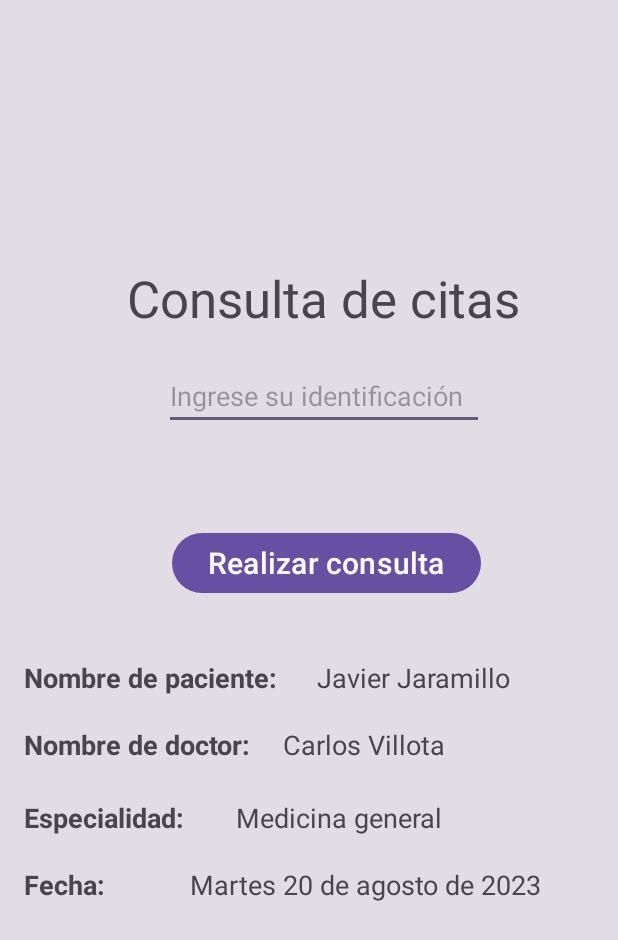
After one commit to J4VJ4R/grupo_10_semana_7, an Android app: the ConsultActivity screen opened directly, with no data from a screen before it, on a phone screen of 412 x 824 dp. The commit adds this screen. Shown: the top 940 px of the screen. Run offline under Robolectric (Android 15) with nearby library versions, the phone set to English and light mode, and no system bars.

Commit message:
Actualización Pantalla principal y enlaces

```diff
--- a/app/src/main/AndroidManifest.xml
+++ b/app/src/main/AndroidManifest.xml
@@ -1,6 +1,8 @@
 <?xml version="1.0" encoding="utf-8"?>
 <manifest xmlns:android="http://schemas.android.com/apk/res/android"
     xmlns:tools="http://schemas.android.com/tools">
+    <uses-permission android:name="android.permission.INTERNET" />
+    <uses-permission android:name="android.permission.ACCCESS_NETWORK_STATE" />
 
     <application
         android:allowBackup="true"
--- a/app/src/main/java/com/example/app_50510/AdministratorSQL.java
+++ b/app/src/main/java/com/example/app_50510/AdministratorSQL.java
@@ -1,5 +1,6 @@
 package com.example.app_50510;
 
+import android.os.StrictMode;
 import android.util.Log;
 
 import java.sql.Connection;
@@ -14,6 +15,8 @@ public class AdministratorSQL {
 
     public boolean connectSQL(){
         try{
+            StrictMode.ThreadPolicy policy = new StrictMode.ThreadPolicy.Builder().permitAll().build();
+            StrictMode.setThreadPolicy(policy);
             objConnection = DriverManager.getConnection(url, user, passw);
             return  true;
         }catch (Exception ex){
--- /dev/null
+++ b/app/src/main/java/com/example/app_50510/ConsultActivity.java
@@ -0,0 +1,53 @@
+package com.example.app_50510;
+
+        import androidx.appcompat.app.AppCompatActivity;
+
+        import android.os.Bundle;
+        import android.view.View;
+        import android.widget.Button;
+        import android.widget.EditText;
+        import android.widget.Toast;
+
+public class ConsultActivity extends AppCompatActivity {
+    private EditText txtName;
+    private EditText txtIdentification;
+    private EditText txtDate;
+
+    private  ModelUser objUser;
+    private Button btnRegister;
+    private AdministratorSQL objBase;
+    @Override
+    protected void onCreate(Bundle savedInstanceState) {
+        super.onCreate(savedInstanceState);
+        setContentView(R.layout.activity_consult);
+        inicializar_componentes();
+
+        btnRegister.setOnClickListener(new View.OnClickListener() {
+            @Override
+            public void onClick(View v) {
+                stablishUser();
+                boolean confirm = objBase.connectSQL();
+                if(confirm){
+                    Toast.makeText(ConsultActivity.this, "Succesfully connection", Toast.LENGTH_SHORT).show();
+                }else{
+                    Toast.makeText(ConsultActivity.this, "Fail connection", Toast.LENGTH_SHORT).show();
+                }
+            }
+        });
+    }
+
+    private void inicializar_componentes(){
+        txtName = findViewById(R.id.txtName);
+        txtIdentification = findViewById(R.id.txtIdentification);
+        txtDate = findViewById(R.id.txtDate);
+        btnRegister = findViewById(R.id.btnRegister);
+        objUser = new ModelUser();
+        objBase = new AdministratorSQL();
+    }
+
+    private  void stablishUser(){
+        objUser.setName(txtName.getText().toString());
+        objUser.setIdentification(txtIdentification.getText().toString());
+        objUser.setDate(txtDate.getText().toString());
+    }
+}
--- a/app/src/main/java/com/example/app_50510/DoctorActivity.java
+++ b/app/src/main/java/com/example/app_50510/DoctorActivity.java
@@ -40,7 +40,6 @@ public class DoctorActivity extends AppCompatActivity {
 
     private void inicializar_componentes(){
         txtName = findViewById(R.id.txtName);
-        txtId = findViewById(R.id.txtIdentification);
         txtSpeciality = findViewById(R.id.txtSpeciality);
         btnRegister = findViewById(R.id.btnRegister);
         objUser = new ModelDoctor();
@@ -49,7 +48,6 @@ public class DoctorActivity extends AppCompatActivity {
 
     private  void stablishUser(){
         objUser.setName(txtName.getText().toString());
-        objUser.setId(Integer.parseInt(txtId.getText().toString()));
         objUser.setSpecialty(txtSpeciality.getText().toString());
     }
 }
--- /dev/null
+++ b/app/src/main/java/com/example/app_50510/ModelDoctor.java
@@ -0,0 +1,32 @@
+package com.example.app_50510;
+
+public class ModelDoctor {
+
+    private int id;
+    private String name;
+    private String specialty;
+
+    public int getId() {
+        return id;
+    }
+
+    public void setId(int id) {
+        this.id = id;
+    }
+
+    public String getName() {
+        return name;
+    }
+
+    public void setName(String name) {
+        this.name = name;
+    }
+
+    public String getSpecialty() {
+        return specialty;
+    }
+
+    public void setSpecialty(String specialty) {
+        this.specialty = specialty;
+    }
+}
--- a/app/src/main/java/com/example/app_50510/ModelUser.java
+++ b/app/src/main/java/com/example/app_50510/ModelUser.java
@@ -7,7 +7,7 @@ public class ModelUser {
     private String identification;
     private String phone;
     private String date;
-    private String doctor;
+    private int doctor;
 
     public String getName() {
         return name;
@@ -53,15 +53,16 @@ public class ModelUser {
         return date;
     }
 
-    public void setDate(String date) {
+    public String setDate(String date) {
         this.date = date;
+        return date;
     }
 
-    public String getDoctor() {
+    public int getDoctor() {
         return doctor;
     }
 
-    public void setDoctor(String doctor) {
+    public void setDoctor(int doctor) {
         this.doctor = doctor;
     }
 }
--- a/app/src/main/java/com/example/app_50510/RegisterActivity.java
+++ b/app/src/main/java/com/example/app_50510/RegisterActivity.java
@@ -7,6 +7,9 @@ import android.view.View;
 import android.widget.Button;
 import android.widget.EditText;
 import android.widget.Toast;
+
+import java.sql.Date;
+import java.text.SimpleDateFormat;
 
 public class RegisterActivity extends AppCompatActivity {
 
@@ -29,7 +32,7 @@ public class RegisterActivity extends AppCompatActivity {
         btnRegister.setOnClickListener(new View.OnClickListener() {
             @Override
             public void onClick(View v) {
-                stablishUser();
+                //stablishUser();
                 boolean confirm = objBase.connectSQL();
                 if(confirm){
                     Toast.makeText(RegisterActivity.this, "Succesfully connection", Toast.LENGTH_SHORT).show();
@@ -57,8 +60,8 @@ public class RegisterActivity extends AppCompatActivity {
         objUser.setLastname(txtLastname.getText().toString());
         objUser.setIdentification(txtIdentification.toString());
         objUser.setPhone(txtPhone.getText().toString());
-        objUser.setDate(txtDate.getText().toString());
-        objUser.setDoctor(txtDoctor.getText().toString());
+        objUser.setDate(String.valueOf(Date.valueOf(txtDate.getText().toString())));
+        objUser.setDoctor(Integer.parseInt(txtDoctor.getText().toString()));
     }
 
 }
--- /dev/null
+++ b/app/src/main/res/layout/activity_consult.xml
@@ -0,0 +1,146 @@
+<?xml version="1.0" encoding="utf-8"?>
+<androidx.constraintlayout.widget.ConstraintLayout xmlns:android="http://schemas.android.com/apk/res/android"
+    xmlns:app="http://schemas.android.com/apk/res-auto"
+    xmlns:tools="http://schemas.android.com/tools"
+    android:layout_width="match_parent"
+    android:layout_height="match_parent"
+    android:background="@color/material_on_surface_stroke"
+    tools:context=".RegisterActivity">
+
+    <TextView
+        android:id="@+id/txtGeneralMedicine"
+        android:layout_width="wrap_content"
+        android:layout_height="wrap_content"
+        android:layout_marginStart="28dp"
+        android:layout_marginTop="24dp"
+        android:text="Medicina general"
+        android:textSize="18sp"
+        app:layout_constraintEnd_toEndOf="parent"
+        app:layout_constraintHorizontal_bias="0.016"
+        app:layout_constraintStart_toEndOf="@+id/txtSpecialty"
+        app:layout_constraintTop_toBottomOf="@+id/txtNameClient" />
+
+    <TextView
+        android:id="@+id/txtNameDoctor"
+        android:layout_width="wrap_content"
+        android:layout_height="wrap_content"
+        android:layout_marginStart="16dp"
+        android:layout_marginTop="20dp"
+        android:text="Nombre de doctor: "
+        android:textSize="18sp"
+        android:textStyle="bold"
+        app:layout_constraintStart_toStartOf="parent"
+        app:layout_constraintTop_toBottomOf="@+id/textView2" />
+
+    <TextView
+        android:id="@+id/textView"
+        android:layout_width="wrap_content"
+        android:layout_height="wrap_content"
+        android:layout_marginTop="176dp"
+        android:text="Consulta de citas"
+        android:textSize="34sp"
+        app:layout_constraintEnd_toEndOf="parent"
+        app:layout_constraintHorizontal_bias="0.566"
+        app:layout_constraintStart_toStartOf="parent"
+        app:layout_constraintTop_toTopOf="parent" />
+
+    <EditText
+        android:id="@+id/editTextNumber2"
+        android:layout_width="wrap_content"
+        android:layout_height="wrap_content"
+        android:layout_marginTop="20dp"
+        android:ems="10"
+        android:hint="Ingrese su identificación"
+        android:inputType="number"
+        app:layout_constraintEnd_toEndOf="parent"
+        app:layout_constraintHorizontal_bias="0.552"
+        app:layout_constraintStart_toStartOf="parent"
+        app:layout_constraintTop_toBottomOf="@+id/textView" />
+
+    <TextView
+        android:id="@+id/txtNameClient"
+        android:layout_width="wrap_content"
+        android:layout_height="wrap_content"
+        android:layout_marginStart="16dp"
+        android:layout_marginTop="20dp"
+        android:text="Carlos Villota"
+        android:textSize="18sp"
+        app:layout_constraintEnd_toEndOf="parent"
+        app:layout_constraintHorizontal_bias="0.008"
+        app:layout_constraintStart_toEndOf="@+id/txtNameDoctor"
+        app:layout_constraintTop_toBottomOf="@+id/textView3" />
+
+    <Button
+        android:id="@+id/btnRegister"
+        android:layout_width="wrap_content"
+        android:layout_height="wrap_content"
+        android:layout_marginBottom="360dp"
+        android:text="Realizar consulta"
+        android:textSize="20sp"
+        app:layout_constraintBottom_toBottomOf="parent"
+        app:layout_constraintEnd_toEndOf="parent"
+        app:layout_constraintHorizontal_bias="0.558"
+        app:layout_constraintStart_toStartOf="parent"
+        app:layout_constraintTop_toBottomOf="@+id/editTextNumber2" />
+
+    <TextView
+        android:id="@+id/textView9"
+        android:layout_width="wrap_content"
+        android:layout_height="wrap_content"
+        android:layout_marginTop="20dp"
+        android:text="Martes 20 de agosto de 2023"
+        android:textSize="18sp"
+        app:layout_constraintEnd_toEndOf="parent"
+        app:layout_constraintHorizontal_bias="0.504"
+        app:layout_constraintStart_toEndOf="@+id/textView8"
+        app:layout_constraintTop_toBottomOf="@+id/txtGeneralMedicine" />
+
+    <TextView
+        android:id="@+id/txtSpecialty"
+        android:layout_width="wrap_content"
+        android:layout_height="wrap_content"
+        android:layout_marginStart="16dp"
+        android:layout_marginTop="24dp"
+        android:text="Especialidad: "
+        android:textSize="18sp"
+        android:textStyle="bold"
+        app:layout_constraintStart_toStartOf="parent"
+        app:layout_constraintTop_toBottomOf="@+id/txtNameDoctor" />
+
+    <TextView
+        android:id="@+id/textView3"
+        android:layout_width="wrap_content"
+        android:layout_height="wrap_content"
+        android:layout_marginTop="40dp"
+        android:text="Javier Jaramillo"
+        android:textSize="18sp"
+        app:layout_constraintEnd_toEndOf="parent"
+        app:layout_constraintHorizontal_bias="0.237"
+        app:layout_constraintStart_toEndOf="@+id/textView2"
+        app:layout_constraintTop_toBottomOf="@+id/btnRegister" />
+
+    <TextView
+        android:id="@+id/textView2"
+        android:layout_width="wrap_content"
+        android:layout_height="wrap_content"
+        android:layout_marginStart="16dp"
+        android:layout_marginTop="40dp"
+        android:text="Nombre de paciente: "
+        android:textSize="18sp"
+        android:textStyle="bold"
+        app:layout_constraintStart_toStartOf="parent"
+        app:layout_constraintTop_toBottomOf="@+id/btnRegister" />
+
+    <TextView
+        android:id="@+id/textView8"
+        android:layout_width="wrap_content"
+        android:layout_height="wrap_content"
+        android:layout_marginStart="16dp"
+        android:layout_marginTop="20dp"
+        android:text="Fecha: "
+        android:textSize="18sp"
+        android:textStyle="bold"
+        app:layout_constraintStart_toStartOf="parent"
+        app:layout_constraintTop_toBottomOf="@+id/txtSpecialty" />
+
+</androidx.constraintlayout.widget.ConstraintLayout>
--- /dev/null
+++ b/app/src/main/res/mipmap-anydpi-v26/ic_launcher.xml
@@ -0,0 +1,5 @@
+<?xml version="1.0" encoding="utf-8"?>
+<adaptive-icon xmlns:android="http://schemas.android.com/apk/res/android">
+    <background android:drawable="@color/ic_launcher_background"/>
+    <foreground android:drawable="@mipmap/ic_launcher_foreground"/>
+</adaptive-icon>
--- /dev/null
+++ b/app/src/main/res/mipmap-anydpi-v26/ic_launcher_round.xml
@@ -0,0 +1,5 @@
+<?xml version="1.0" encoding="utf-8"?>
+<adaptive-icon xmlns:android="http://schemas.android.com/apk/res/android">
+    <background android:drawable="@color/ic_launcher_background"/>
+    <foreground android:drawable="@mipmap/ic_launcher_foreground"/>
+</adaptive-icon>
```
Also changed, not shown: app/src/main/ic_launcher-playstore.png (added), app/src/main/res/mipmap-hdpi/ic_launcher_foreground.webp (added), app/src/main/res/mipmap-mdpi/ic_launcher_foreground.webp (added), app/src/main/res/mipmap-xhdpi/ic_launcher_foreground.webp (added), app/src/main/res/mipmap-xxhdpi/ic_launcher_foreground.webp (added), app/src/main/res/mipmap-xxxhdpi/ic_launcher_foreground.webp (added).
